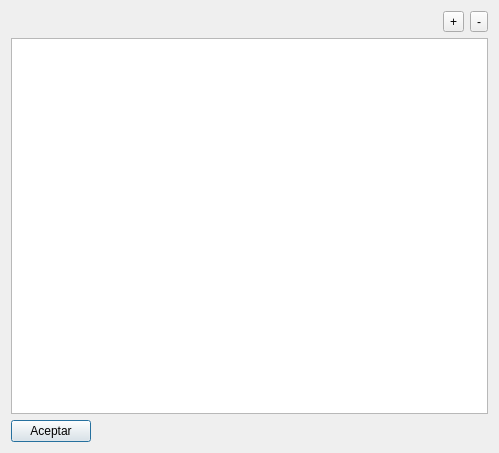
Old version of the form Dialogs/DlgPPPProfiles.ui in the repository silderan/QMikPPPManager.
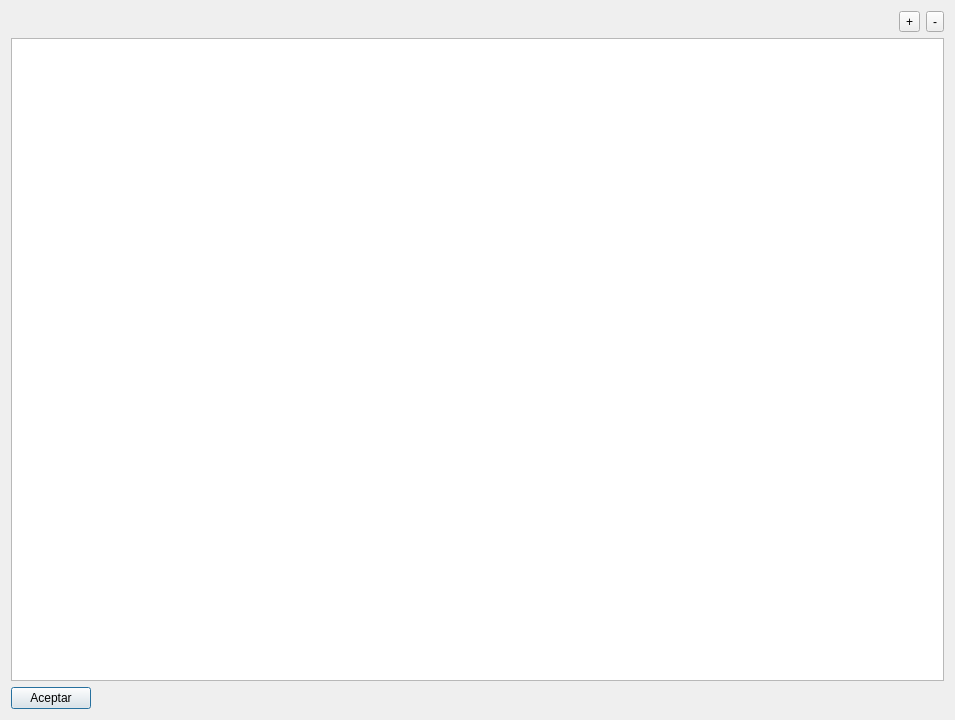
New version of the form. Custom widgets are drawn as their Qt base class.

```diff
--- a/Dialogs/DlgPPPProfiles.ui
+++ b/Dialogs/DlgPPPProfiles.ui
@@ -6,8 +6,8 @@
    <rect>
     <x>0</x>
     <y>0</y>
-    <width>499</width>
-    <height>453</height>
+    <width>955</width>
+    <height>720</height>
    </rect>
   </property>
   <property name="windowTitle">
```
Left out of the diff: 54 changed lines with no effect on the pictures.
